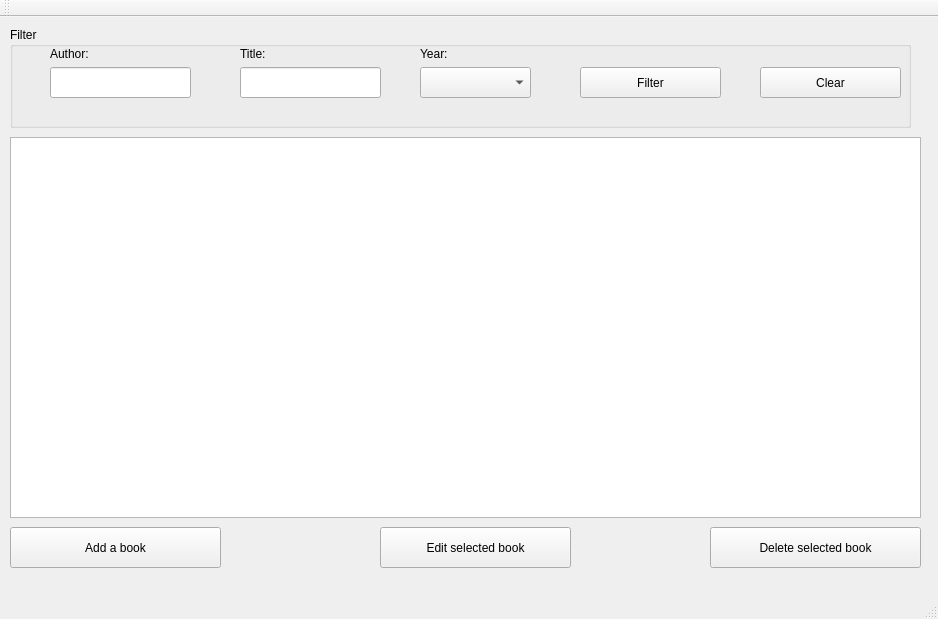
Krecios/EGUI_Project_Liblary_Interface, file mainwindow.ui: the form before one commit.
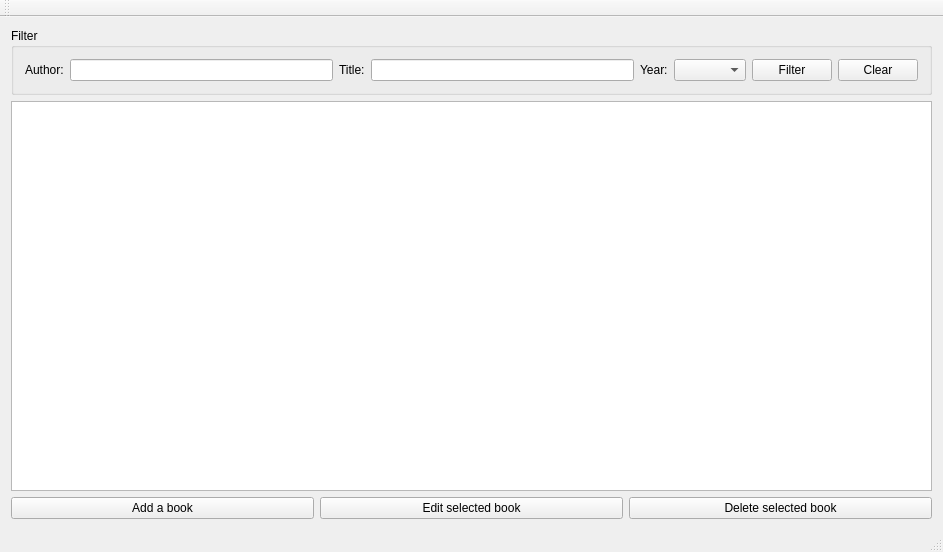
The form after the commit.

```diff
--- a/mainwindow.ui
+++ b/mainwindow.ui
@@ -6,171 +6,101 @@
    <rect>
     <x>0</x>
     <y>0</y>
-    <width>938</width>
-    <height>619</height>
+    <width>943</width>
+    <height>552</height>
    </rect>
   </property>
   <property name="windowTitle">
    <string>MainWindow</string>
   </property>
   <widget class="QWidget" name="centralWidget">
-   <widget class="QPushButton" name="pushButton">
-    <property name="geometry">
-     <rect>
-      <x>10</x>
-      <y>510</y>
-      <width>211</width>
-      <height>41</height>
-     </rect>
-    </property>
-    <property name="text">
-     <string>Add a book</string>
-    </property>
-   </widget>
-   <widget class="QPushButton" name="pushButton_2">
-    <property name="geometry">
-     <rect>
-      <x>380</x>
-      <y>510</y>
-      <width>191</width>
-      <height>41</height>
-     </rect>
-    </property>
-    <property name="text">
-     <string>Edit selected book</string>
-    </property>
-   </widget>
-   <widget class="QPushButton" name="pushButton_3">
-    <property name="geometry">
-     <rect>
-      <x>710</x>
-      <y>510</y>
-      <width>211</width>
-      <height>41</height>
-     </rect>
-    </property>
-    <property name="text">
-     <string>Delete selected book</string>
-    </property>
-   </widget>
-   <widget class="QTableView" name="tableView">
-    <property name="geometry">
-     <rect>
-      <x>10</x>
-      <y>120</y>
-      <width>911</width>
-      <height>381</height>
-     </rect>
-    </property>
-   </widget>
-   <widget class="QGroupBox" name="groupBox">
-    <property name="geometry">
-     <rect>
-      <x>10</x>
-      <y>10</y>
-      <width>901</width>
-      <height>101</height>
-     </rect>
-    </property>
-    <property name="title">
-     <string>Filter</string>
-    </property>
-    <widget class="QComboBox" name="comboBox">
-     <property name="geometry">
-      <rect>
-       <x>410</x>
-       <y>40</y>
-       <width>111</width>
-       <height>31</height>
-      </rect>
-     </property>
-    </widget>
-    <widget class="QPushButton" name="pushButton_4">
-     <property name="geometry">
-      <rect>
-       <x>570</x>
-       <y>40</y>
-       <width>141</width>
-       <height>31</height>
-      </rect>
-     </property>
-     <property name="text">
-      <string>Filter</string>
-     </property>
-    </widget>
-    <widget class="QPushButton" name="pushButton_5">
-     <property name="geometry">
-      <rect>
-       <x>750</x>
-       <y>40</y>
-       <width>141</width>
-       <height>31</height>
-      </rect>
-     </property>
-     <property name="text">
-      <string>Clear</string>
-     </property>
-    </widget>
-    <widget class="QLabel" name="label">
-     <property name="geometry">
-      <rect>
-       <x>40</x>
-       <y>20</y>
-       <width>47</width>
-       <height>13</height>
-      </rect>
-     </property>
-     <property name="text">
-      <string>Author:</string>
-     </property>
-    </widget>
-    <widget class="QLabel" name="label_2">
-     <property name="geometry">
-      <rect>
-       <x>230</x>
-       <y>20</y>
-       <width>47</width>
-       <height>13</height>
-      </rect>
-     </property>
-     <property name="text">
-      <string>Title:</string>
-     </property>
-    </widget>
-    <widget class="QLabel" name="label_3">
-     <property name="geometry">
-      <rect>
-       <x>410</x>
-       <y>20</y>
-       <width>47</width>
-       <height>13</height>
-      </rect>
-     </property>
-     <property name="text">
-      <string>Year:</string>
-     </property>
-    </widget>
-    <widget class="QLineEdit" name="lineEdit">
-     <property name="geometry">
-      <rect>
-       <x>40</x>
-       <y>40</y>
-       <width>141</width>
-       <height>31</height>
-      </rect>
-     </property>
-    </widget>
-    <widget class="QLineEdit" name="lineEdit_2">
-     <property name="geometry">
-      <rect>
-       <x>230</x>
-       <y>40</y>
-       <width>141</width>
-       <height>31</height>
-      </rect>
-     </property>
-    </widget>
-   </widget>
+   <layout class="QHBoxLayout" name="horizontalLayout_3">
+    <item>
+     <layout class="QVBoxLayout" name="verticalLayout">
+      <item>
+       <widget class="QGroupBox" name="groupBox">
+        <property name="title">
+         <string>Filter</string>
+        </property>
+        <layout class="QHBoxLayout" name="horizontalLayout">
+         <item>
+          <widget class="QLabel" name="label">
+           <property name="text">
+            <string>Author:</string>
+           </property>
+          </widget>
+         </item>
+         <item>
+          <widget class="QLineEdit" name="lineEdit"/>
+         </item>
+         <item>
+          <widget class="QLabel" name="label_2">
+           <property name="text">
+            <string>Title:</string>
+           </property>
+          </widget>
+         </item>
+         <item>
+          <widget class="QLineEdit" name="lineEdit_2"/>
+         </item>
+         <item>
+          <widget class="QLabel" name="label_3">
+           <property name="text">
+            <string>Year:</string>
+           </property>
+          </widget>
+         </item>
+         <item>
+          <widget class="QComboBox" name="comboBox"/>
+         </item>
+         <item>
+          <widget class="QPushButton" name="pushButton_4">
+           <property name="text">
+            <string>Filter</string>
+           </property>
+          </widget>
+         </item>
+         <item>
+          <widget class="QPushButton" name="pushButton_5">
+           <property name="text">
+            <string>Clear</string>
+           </property>
+          </widget>
+         </item>
+        </layout>
+       </widget>
+      </item>
+      <item>
+       <widget class="QTableView" name="tableView"/>
+      </item>
+      <item>
+       <layout class="QHBoxLayout" name="horizontalLayout_2">
+        <item>
+         <widget class="QPushButton" name="pushButton">
+          <property name="text">
+           <string>Add a book</string>
+          </property>
+         </widget>
+        </item>
+        <item>
+         <widget class="QPushButton" name="pushButton_2">
+          <property name="text">
+           <string>Edit selected book</string>
+          </property>
+         </widget>
+        </item>
+        <item>
+         <widget class="QPushButton" name="pushButton_3">
+          <property name="text">
+           <string>Delete selected book</string>
+          </property>
+         </widget>
+        </item>
+       </layout>
+      </item>
+     </layout>
+    </item>
+   </layout>
   </widget>
   <widget class="QMenuBar" name="menuBar">
    <property name="geometry">
```
Left out of the diff: 2 changed lines with no effect on the pictures.
